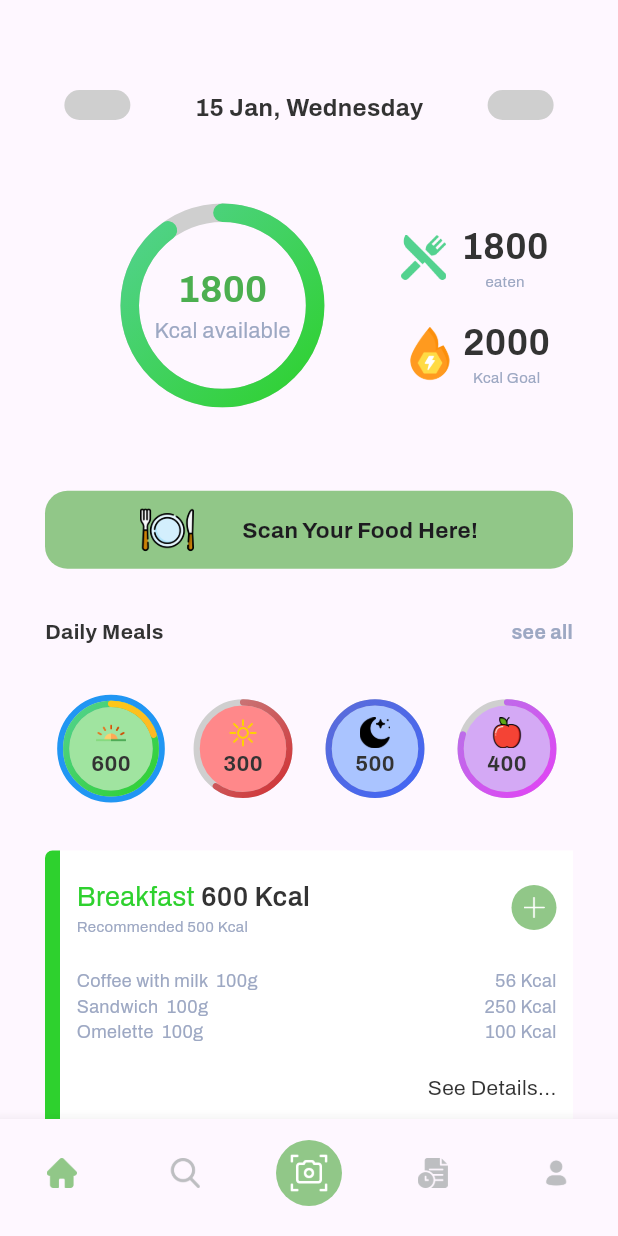
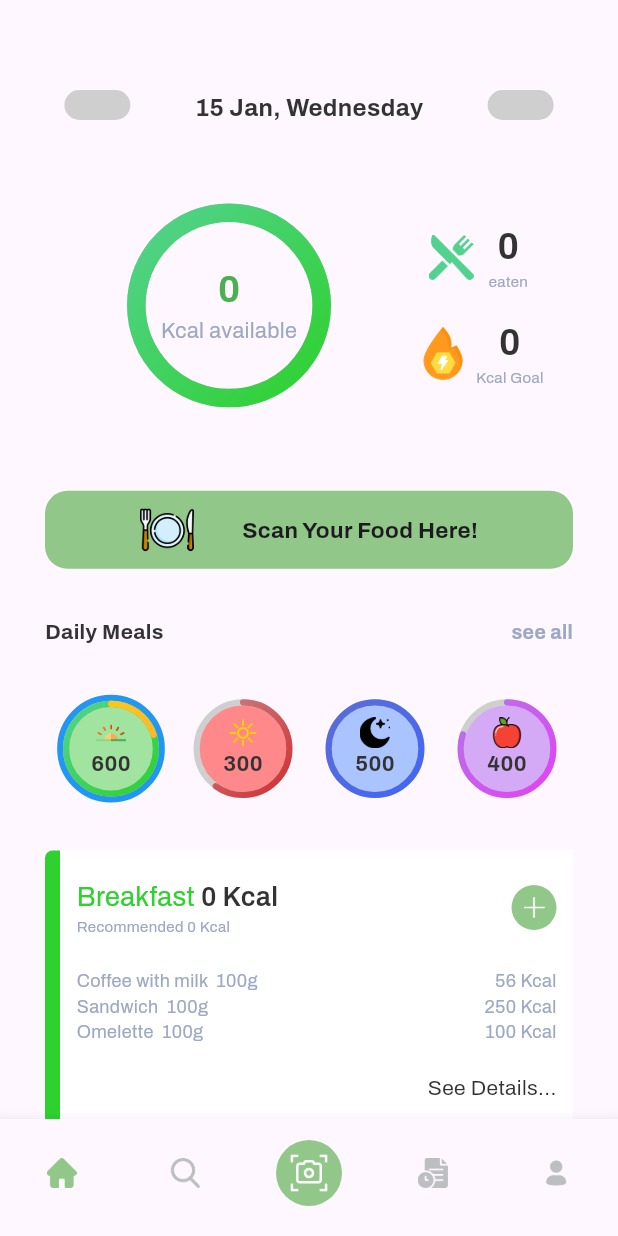
Before and after one commit to EdgarTanamal/Nutriwise, a Flutter app: the HomeScreen screen opened by its route, on a phone screen of 412 x 824 dp. Run offline on Flutter 3.47's test engine with Material 3 defaults, Android fonts, the light colour scheme and no system bars; our stand-ins replace cloud_firestore, firebase_auth, firebase_core, google_fonts, share_plus, shared_preferences; missing offline and left inert: json_cache, test; accounts and stored records are empty.

Commit message:
make the homeViewModel.dart for the home_page.dart

```diff
--- a/lib/view/pages/home_page.dart
+++ b/lib/view/pages/home_page.dart
@@ -6,68 +6,15 @@ class HomeScreen extends StatefulWidget {
 }
 
 class _HomeScreenState extends State<HomeScreen> {
-  String selectedMeal = "Breakfast";
-  DateTime? lastBackPressed; // Waktu terakhir tombol back ditekan
-
   @override
   Widget build(BuildContext context) {
-    //calorie consumption
-    int breakfastCalorie = 600;
-    int lunchCalorie = 300;
-    int dinnerCalorie = 500;
-    int snackCalorie = 400;
-    //calorie goal
-    int breakfastGoal = 500;
-    int lunchGoal = 500;
-    int dinnerGoal = 500;
-    int snackGoal = 500;
-
-
-    int calorieConsumed =0;
-    int calorieGoal= 0;
-    if (selectedMeal == "Breakfast") {
-      calorieConsumed = breakfastCalorie;
-      calorieGoal = breakfastGoal;
-    } else if (selectedMeal == "Lunch") {
-      calorieConsumed = lunchCalorie;
-      calorieGoal = lunchGoal;
-    } else if (selectedMeal == "Dinner") {
-      calorieConsumed = dinnerCalorie;
-      calorieGoal = dinnerGoal;
-    } else if (selectedMeal == "Snack") {
-      calorieConsumed = snackCalorie;
-      calorieGoal = snackGoal;
-    }
-
-
-    //algorithm to calculate total calorie consumption and goal
-    int totalcalorieConsumed = breakfastCalorie+lunchCalorie+dinnerCalorie+snackCalorie;
-    int totalcalorieGoal=breakfastGoal+lunchGoal+dinnerGoal+snackGoal;
-
+    return ChangeNotifierProvider(
+      create: (_)=>HomeViewModel(),
+      child: Consumer<HomeViewModel>(
+        builder: (context, homeViewModel, _){
           return WillPopScope(
-      onWillPop: ()async{
-        // Jika tombol back ditekan lagi dalam waktu 2 detik, keluar dari aplikasi
-        if (lastBackPressed == null || DateTime.now().difference(lastBackPressed!) > Duration(seconds: 2)) {
-          lastBackPressed = DateTime.now();
-          ScaffoldMessenger.of(context).showSnackBar(
-            SnackBar(
-                content: Text(
-                    'Press back again to exit',
-                  style: GoogleFonts.archivo(
-                    color: AppColors.button,
-                    fontWeight: FontWeight.bold
-
-                  ),
-
-                ),
-              duration: Duration(milliseconds: 1500),
-              backgroundColor: AppColors.grey,
-            ),
-          );
-          return false; // Tidak keluar aplikasi
-        }
-        SystemNavigator.pop();
-        return true; // Keluar aplikasi
+            onWillPop: () async {
+              return await homeViewModel.onBackPressed(context);
             },
             child: Scaffold(
               appBar: const Header(),
@@ -86,8 +33,8 @@ class _HomeScreenState extends State<HomeScreen> {
                               width: MediaQuery.of(context).size.width*0.5,
                               child: CalorieProgressIndicator(
                                 gradient: AppGradients.greenGradient,
-                          calorieConsumed: totalcalorieConsumed,
-                          calorieGoal: totalcalorieGoal,
+                                calorieConsumed: homeViewModel.totalCalorieConsumed,
+                                calorieGoal: homeViewModel.totalCalorieGoal,
                                 name: "Kcal available",
                               ),
                             ),
@@ -112,7 +59,7 @@ class _HomeScreenState extends State<HomeScreen> {
                                         crossAxisAlignment: CrossAxisAlignment.center,
                                         children: [
                                           Text(
-                                        "$totalcalorieConsumed",
+                                              "${homeViewModel.totalCalorieConsumed}",
                                               style: GoogleFonts.archivo(fontSize: 24, color: AppColors.textColor, fontWeight: FontWeight.bold)
                                           ),
                                           Text(
@@ -140,7 +87,7 @@ class _HomeScreenState extends State<HomeScreen> {
                                         crossAxisAlignment: CrossAxisAlignment.center,
                                         children: [
                                           Text(
-                                        "$totalcalorieGoal",
+                                              "${homeViewModel.totalCalorieGoal}",
                                               style: GoogleFonts.archivo(fontSize: 24, color: AppColors.textColor, fontWeight: FontWeight.bold)
                                           ),
                                           Text(
@@ -213,17 +160,15 @@ class _HomeScreenState extends State<HomeScreen> {
                                   Expanded(
                                     child: GestureDetector(
                                       onTap: () {
-                                setState(() {
-                                  selectedMeal = "Breakfast";
-                                });
+                                        homeViewModel.updateSelectedMeal("Breakfast");
                                       },
                                       child: CalorieProgressIndicator(
-                                calorieConsumed: breakfastCalorie,
-                                calorieGoal: breakfastGoal,
+                                        gradient: AppGradients.greenGradient,
+                                        calorieConsumed: homeViewModel.breakfastCalorie,
+                                        calorieGoal: homeViewModel.breakfastGoal,
                                         name: "Kcal",
                                         totalCalorie: false,
-                                gradient: AppGradients.greenGradient,
-                                isSelected: selectedMeal == "Breakfast",
+                                        isSelected: homeViewModel.selectedMeal == "Breakfast",
                                         picture: AppPicture.sunrisePicture,
                                         color: AppColors.breakfastBG,
                                       ),
@@ -232,19 +177,17 @@ class _HomeScreenState extends State<HomeScreen> {
                                   Expanded(
                                     child: GestureDetector(
                                       onTap: () {
-                                setState(() {
-                                  selectedMeal = "Lunch";
-                                });
+                                        homeViewModel.updateSelectedMeal("Lunch");
                                       },
                                       child: CalorieProgressIndicator(
                                         gradient: AppGradients.redGradient,
-                                calorieConsumed: lunchCalorie,
-                                calorieGoal: lunchGoal,
+                                        calorieConsumed: homeViewModel.lunchCalorie,
+                                        calorieGoal: homeViewModel.lunchGoal,
                                         name: "Kcal",
                                         picture: AppPicture.afternoonPicture,
                                         totalCalorie: false,
                                         color: AppColors.lunchBG,
-                                isSelected: selectedMeal =="Lunch",
+                                        isSelected: homeViewModel.selectedMeal =="Lunch",
                                       ),
                                     ),
                                   ),
@@ -252,39 +195,35 @@ class _HomeScreenState extends State<HomeScreen> {
                                     child: GestureDetector(
                                       onTap: () {
                                         setState(() {
-                                  selectedMeal = "Dinner";
+                                          homeViewModel.updateSelectedMeal("Dinner");
                                         });
                                       },
                                       child: CalorieProgressIndicator(
                                         totalCalorie: false,
                                         gradient: AppGradients.blueGradient,
-                                calorieConsumed: dinnerCalorie,
-                                calorieGoal: dinnerGoal,
+                                        calorieConsumed: homeViewModel.dinnerCalorie,
+                                        calorieGoal: homeViewModel.dinnerGoal,
                                         name: "Kcal",
                                         picture: AppPicture.moonPicture,
                                         color: AppColors.dinnerBG,
-                                isSelected: selectedMeal == "Dinner",
-
-
+                                        isSelected: homeViewModel.selectedMeal == "Dinner",
                                       ),
                                     ),
                                   ),
                                   Expanded(
                                     child: GestureDetector(
                                       onTap: () {
-                                setState(() {
-                                  selectedMeal = "Snack";
-                                });
+                                        homeViewModel.updateSelectedMeal("Snack");
                                       },
                                       child: CalorieProgressIndicator(
                                         gradient: AppGradients.purpleGradient,
-                                calorieConsumed: snackCalorie,
-                                calorieGoal: snackGoal,
+                                        calorieConsumed: homeViewModel.snackCalorie,
+                                        calorieGoal: homeViewModel.snackGoal,
                                         name: "Kcal",
                                         picture: AppPicture.snackPicture,
                                         totalCalorie: false,
                                         color: AppColors.snackBG,
-                                isSelected: selectedMeal == "Snack",
+                                        isSelected: homeViewModel.selectedMeal == "Snack",
                                       ),
                                     ),
                                   ),
@@ -292,9 +231,9 @@ class _HomeScreenState extends State<HomeScreen> {
                               ),
                               SizedBox(height: 32),
                               dailyMealsCard(
-                          calorieConsumed: calorieConsumed,
-                          calorieGoal: calorieGoal,
-                          isSelected:selectedMeal
+                                  calorieConsumed: homeViewModel.calorieConsumed,
+                                  calorieGoal: homeViewModel.calorieGoal,
+                                  isSelected:homeViewModel.selectedMeal
                               ),
                               SizedBox(height: 32),
                               Row(
@@ -365,5 +304,8 @@ class _HomeScreenState extends State<HomeScreen> {
               bottomNavigationBar: Navbar(),
             ),
           );
+        },
+      )
+    );
   }
 }
--- /dev/null
+++ b/lib/viewmodel/homeViewModel.dart
@@ -0,0 +1,85 @@
+part of'viewmodel.dart';
+
+class HomeViewModel extends ChangeNotifier {
+  // Meal types and their respective calorie values
+  final int breakfastCalorie = 600;
+  final int lunchCalorie = 300;
+  final int dinnerCalorie = 500;
+  final int snackCalorie = 400;
+
+  final int breakfastGoal = 500;
+  final int lunchGoal = 500;
+  final int dinnerGoal = 500;
+  final int snackGoal = 500;
+
+  String selectedMeal = "Breakfast";
+  DateTime? lastBackPressed;
+
+  // Calorie consumption and goal for the selected meal
+  int calorieConsumed = 0;
+  int calorieGoal = 0;
+
+  // Total calorie consumption and goal
+  int totalCalorieConsumed = 0;
+  int totalCalorieGoal = 0;
+
+  // Method to update the selected meal
+  void updateSelectedMeal(String meal) {
+    selectedMeal = meal;
+    _updateCalorieValues();
+    notifyListeners();
+  }
+
+  // Method to update calorie values based on the selected meal
+  void _updateCalorieValues() {
+    switch (selectedMeal) {
+      case "Breakfast":
+        calorieConsumed = breakfastCalorie;
+        calorieGoal = breakfastGoal;
+        break;
+      case "Lunch":
+        calorieConsumed = lunchCalorie;
+        calorieGoal = lunchGoal;
+        break;
+      case "Dinner":
+        calorieConsumed = dinnerCalorie;
+        calorieGoal = dinnerGoal;
+        break;
+      case "Snack":
+        calorieConsumed = snackCalorie;
+        calorieGoal = snackGoal;
+        break;
+    }
+    // Update total calorie consumption and goal
+    totalCalorieConsumed = breakfastCalorie + lunchCalorie + dinnerCalorie + snackCalorie;
+    totalCalorieGoal = breakfastGoal + lunchGoal + dinnerGoal + snackGoal;
+  }
+
+  // Method to handle back button press
+  Future<bool> onBackPressed(BuildContext context) async {
+    if (lastBackPressed == null || DateTime.now().difference(lastBackPressed!) > Duration(seconds: 2)) {
+      lastBackPressed = DateTime.now();
+      ScaffoldMessenger.of(context).showSnackBar(
+        SnackBar(
+          content: Text(
+            'Press back again to exit',
+            style: TextStyle(fontWeight: FontWeight.bold),
+          ),
+          duration: Duration(milliseconds: 1500),
+        ),
+      );
+      return false; // Do not exit app
+    }
+    return true; // Exit app
+  }
+
+  // Get current calorie status
+  // String get currentCalorieStatus {
+  //   return "$calorieConsumed / $calorieGoal Kcal";
+  // }
+  //
+  // // Get total calorie status
+  // String get totalCalorieStatus {
+  //   return "$totalCalorieConsumed / $totalCalorieGoal Kcal";
+  // }
+}
--- a/lib/viewmodel/viewmodel.dart
+++ b/lib/viewmodel/viewmodel.dart
@@ -10,3 +10,4 @@ import '../repository/userRepository.dart';
 
 part 'surveyViewModel.dart';
 part 'loginViewModel.dart';
+part 'homeViewModel.dart';
```
Lines whose indentation alone changed are shown as unchanged.
